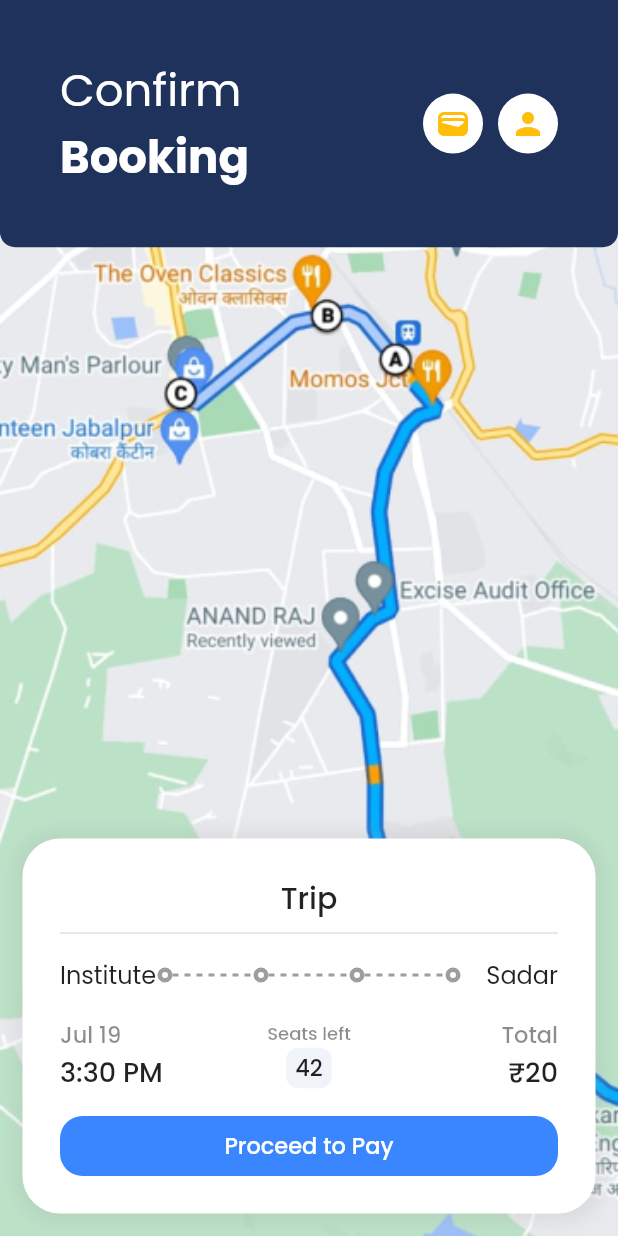
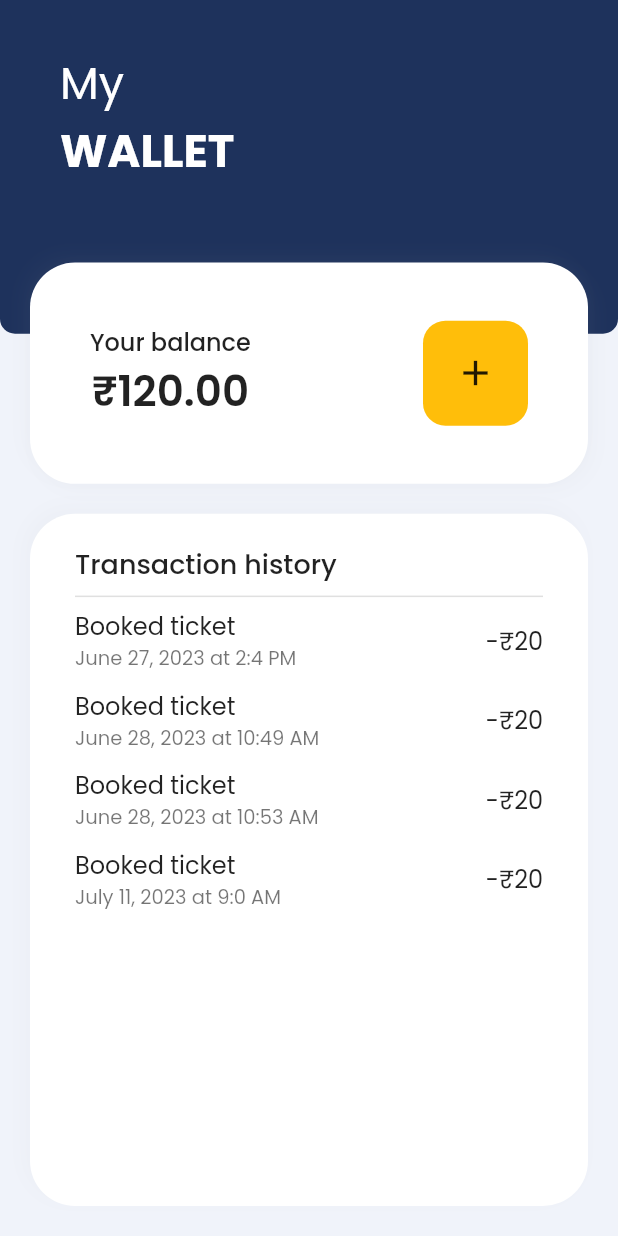
Before and after one commit to sooraj-24/Bus_ticketing_application, a Flutter app: the screen it shows after launch, on a phone screen of 412 x 824 dp. Run offline on Flutter 3.47's test engine with Material 2 defaults, Android fonts, the phone set to English and light mode, and no system bars; drawn by our look-alikes of dotted_line; our stand-ins replace another_flushbar, fluttericon, pinput, socket_io_client; accounts and stored records are empty.

Commit message:
wallet ui done

```diff
--- a/lib/Features/BookTicket/View/confirm_booking.dart
+++ b/lib/Features/BookTicket/View/confirm_booking.dart
@@ -30,7 +30,7 @@ class ConfirmBookingPage extends StatelessWidget {
               height: MediaQuery.of(context).size.height*0.2,
               decoration: const BoxDecoration(
                   color: kDarkBlue,
-                  borderRadius: BorderRadius.vertical(bottom: Radius.circular(10))
+                  borderRadius: BorderRadius.vertical(bottom: Radius.circular(25))
               ),
               child: SafeArea(
                 child: Row(
--- /dev/null
+++ b/lib/Features/Wallet/Controller/wallet_provider.dart
@@ -0,0 +1,5 @@
+import 'package:flutter/material.dart';
+
+class WalletProvider extends ChangeNotifier {
+  List<String> transactions = ['2023-06-27T14:04:56.925Z', '2023-06-28T10:49:24.766Z', '2023-06-28T10:53:33.072Z','2023-07-11T09:00:19.178Z'];
+}
--- /dev/null
+++ b/lib/Features/Wallet/View/wallet_screen.dart
@@ -0,0 +1,217 @@
+import 'dart:convert';
+
+import 'package:buts/Constants/constants.dart';
+import 'package:buts/Features/MyBookings/View/ticket_card.dart';
+import 'package:buts/Features/Wallet/Controller/wallet_provider.dart';
+import 'package:flutter/material.dart';
+import 'package:provider/provider.dart';
+
+class WalletScreen extends StatelessWidget {
+  const WalletScreen({Key? key}) : super(key: key);
+  @override
+  Widget build(BuildContext context) {
+    return Consumer<WalletProvider>(
+      builder: (context, controller, child){
+        return Scaffold(
+          backgroundColor: kAccentBlue,
+          body: Column(
+            crossAxisAlignment: CrossAxisAlignment.stretch,
+            children: [
+              Expanded(
+                child: Stack(
+                  children: [
+                    Container(
+                      padding: const EdgeInsets.symmetric(horizontal: 40),
+                      height: MediaQuery.of(context).size.height*0.27,
+                      alignment: const Alignment(0,-0.5),
+                      decoration: const BoxDecoration(
+                          color: kDarkBlue,
+                          borderRadius: BorderRadius.vertical(bottom: Radius.circular(10))
+                      ),
+                      child: SafeArea(
+                        child: Row(
+                          crossAxisAlignment: CrossAxisAlignment.center,
+                          mainAxisAlignment: MainAxisAlignment.spaceBetween,
+                          children: [
+                            const Column(
+                              mainAxisSize: MainAxisSize.min,
+                              crossAxisAlignment: CrossAxisAlignment.start,
+                              children: [
+                                Text(
+                                  'My',
+                                  style: TextStyle(
+                                      color: kWhite,
+                                      fontSize: 30
+                                  ),
+                                ),
+                                Text(
+                                  'WALLET',
+                                  style: TextStyle(
+                                    color: kWhite,
+                                    fontSize: 30,
+                                    fontWeight: FontWeight.bold,
+                                  ),
+                                ),
+                              ],
+                            ),
+                          ],
+                        ),
+                      ),
+                    ),
+                    Positioned(
+                      top: 175,
+                      left: 20,
+                      right: 20,
+                      bottom: 20,
+                      child: Container(
+                        padding: const EdgeInsets.symmetric(horizontal: 40, vertical: 30),
+                        decoration: BoxDecoration(
+                          color: kWhite,
+                          borderRadius: const BorderRadius.all(Radius.circular(30)),
+                          boxShadow: [
+                            BoxShadow(
+                              color: Colors.grey.withOpacity(0.05),
+                              spreadRadius: 0,
+                              blurRadius: 10,
+                              offset: const Offset(4, 4), // changes position of shadow
+                            ),
+                            BoxShadow(
+                              color: Colors.grey.withOpacity(0.05),
+                              spreadRadius: 0,
+                              blurRadius: 10,
+                              offset: const Offset(-4, -4), // changes position of shadow
+                            ),
+                          ],
+                        ),
+                        child: Row(
+                          mainAxisAlignment: MainAxisAlignment.spaceBetween,
+                          crossAxisAlignment: CrossAxisAlignment.center,
+                          children: [
+                            Column(
+                              mainAxisAlignment: MainAxisAlignment.center,
+                              children: [
+                                Text(
+                                  'Your balance',
+                                  style: TextStyle(
+                                      fontSize: 16,
+                                      fontWeight: FontWeight.w500
+                                  ),
+                                ),
+                                Text(
+                                  '₹120.00',
+                                  style: TextStyle(
+                                      fontSize: 28,
+                                      fontWeight: FontWeight.w600
+                                  ),
+                                ),
+                              ],
+                            ),
+                            InkWell(
+                              onTap: (){},
+                              child: Container(
+                                height: 70,
+                                width: 70,
+                                decoration: const BoxDecoration(
+                                    color: kYellow,
+                                    borderRadius: BorderRadius.all(Radius.circular(15))
+                                ),
+                                child: const Center(
+                                  child: Icon(
+                                    Icons.add,
+                                    size: 28,
+                                  ),
+                                ),
+                              ),
+                            ),
+                          ],
+                        ),
+                      ),
+                    ),
+                  ],
+                ),
+              ),
+              Container(
+                height: MediaQuery.of(context).size.height*0.56,
+                margin: EdgeInsets.only(left: 20, right: 20, bottom: 20),
+                padding: EdgeInsets.symmetric(horizontal: 30,vertical: 20),
+                decoration: BoxDecoration(
+                    color: kWhite,
+                    borderRadius: const BorderRadius.all(Radius.circular(30)),
+                    boxShadow: [
+                      BoxShadow(
+                        color: Colors.grey.withOpacity(0.05),
+                        spreadRadius: 0,
+                        blurRadius: 10,
+                        offset: const Offset(-4, -4), // changes position of shadow
+                      ),
+                    ]
+                ),
+                child: Column(
+                  crossAxisAlignment: CrossAxisAlignment.start,
+                  children: [
+                    const Text(
+                      'Transaction history',
+                      style: TextStyle(
+                        fontSize: 18,
+                        fontWeight: FontWeight.w500,
+                      ),
+                    ),
+                    Divider(thickness: 1,),
+                    Expanded(
+                      child: ListView.builder(
+                        padding: EdgeInsets.zero,
+                        itemCount: controller.transactions.length,
+                        itemBuilder: (context, index){
+                          List months = ['January', 'February', 'March', 'April', 'May','June','July','Aug','September','October','November','December'];
+                          DateTime dateTime = DateTime.parse(controller.transactions[index]);
+                          var minute = TimeOfDay.fromDateTime(dateTime.toLocal()).minute;
+                          var hour = TimeOfDay.fromDateTime(dateTime.toLocal()).hourOfPeriod;
+                          var period = TimeOfDay.fromDateTime(dateTime.toLocal()).period.toString();
+                          period = period.substring(10).toUpperCase();
+                          return Padding(
+                            padding: const EdgeInsets.only(bottom: 10),
+                            child: Row(
+                              mainAxisAlignment: MainAxisAlignment.spaceBetween,
+                              crossAxisAlignment: CrossAxisAlignment.center,
+                              children: [
+                                Column(
+                                  crossAxisAlignment: CrossAxisAlignment.start,
+                                  mainAxisAlignment: MainAxisAlignment.center,
+                                  children: [
+                                    Text(
+                                      'Booked ticket',
+                                      style: TextStyle(
+                                        fontSize: 16,
+                                      ),
+                                    ),
+                                    Text(
+                                      '${months[dateTime.month-1]} ${dateTime.day}, ${dateTime.year} at ${hour}:${minute} ${period}',
+                                      style: TextStyle(
+                                        fontSize: 13,
+                                        color: Colors.black54
+                                      ),
+                                    ),
+                                  ],
+                                ),
+                                Text(
+                                  '-₹20',
+                                  style: TextStyle(
+                                    fontSize: 16
+                                  ),
+                                ),
+                              ],
+                            ),
+                          );
+                        },
+                      ),
+                    ),
+                  ],
+                ),
+              ),
+            ],
+          ),
+        );
+      },
+    );
+  }
+}
--- a/lib/main.dart
+++ b/lib/main.dart
@@ -10,6 +10,8 @@ import 'package:buts/Features/Splash/View/splash_screen.dart';
 import 'package:buts/Features/VerifyEmail/Controller/verify_email_provider.dart';
 import 'package:buts/Features/VerifyEmail/View/verify_email_screen.dart';
 import 'package:buts/Features/VerifyEmail/View/verify_otp_screen.dart';
+import 'package:buts/Features/Wallet/Controller/wallet_provider.dart';
+import 'package:buts/Features/Wallet/View/wallet_screen.dart';
 import 'package:flutter/material.dart';
 import 'package:buts/Features/SignIn/View/sign_in.dart';
 import 'package:buts/Features/SignUp/View/sign_up.dart';
@@ -41,6 +43,9 @@ class MyApp extends StatelessWidget {
         ChangeNotifierProvider(
           create: (context) => QueueProvider(),
         ),
+        ChangeNotifierProvider(
+          create: (context) => WalletProvider(),
+        ),
       ],
       child: MaterialApp(
         debugShowCheckedModeBanner: false,
@@ -48,7 +53,7 @@ class MyApp extends StatelessWidget {
         theme: ThemeData(
           fontFamily: 'Poppins',
         ),
-        home: ConfirmBookingPage(),
+        home: WalletScreen(),
       ),
     );
   }
```
